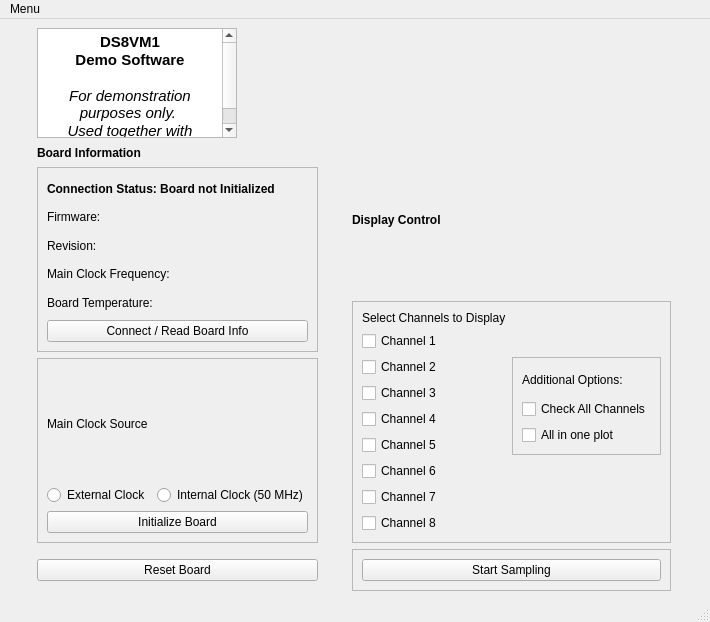
Old version of the form main_window.ui in the repository cagil-gumus/Demo_Software.
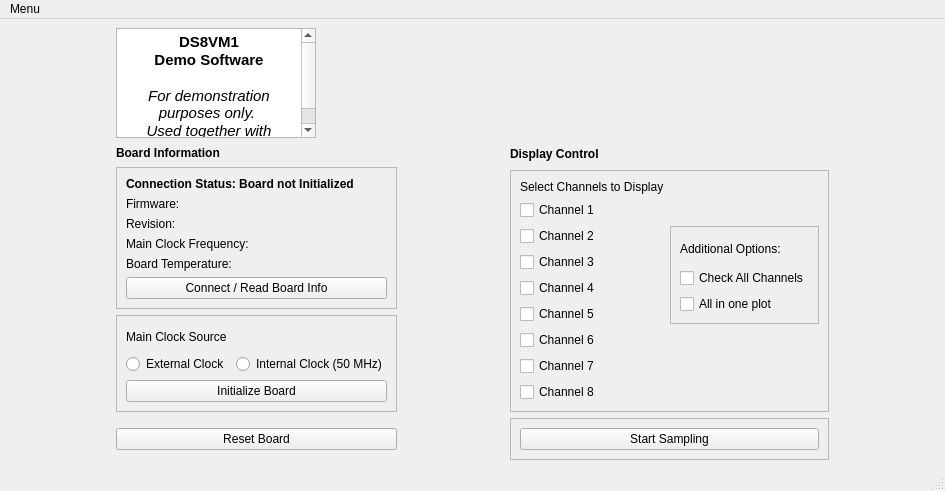
New version of the form. Icons and pictures are not drawn.

Commit message: main_window.ui ==> Various Changes to UI main.py ===> pll configuration window added (Not functional) deviceaccess.py ===> sis_adc name changed to configureadcs, fixed missing functionality on configureadcs

```diff
--- a/main_window.ui
+++ b/main_window.ui
@@ -6,8 +6,8 @@
    <rect>
     <x>0</x>
     <y>0</y>
-    <width>710</width>
-    <height>622</height>
+    <width>945</width>
+    <height>491</height>
    </rect>
   </property>
   <property name="sizePolicy">
@@ -80,6 +80,12 @@
      <layout class="QGridLayout" name="gridLayout_StartSampling">
       <item row="0" column="0">
        <widget class="QFrame" name="frame">
+        <property name="sizePolicy">
+         <sizepolicy hsizetype="Minimum" vsizetype="Fixed">
+          <horstretch>0</horstretch>
+          <verstretch>0</verstretch>
+         </sizepolicy>
+        </property>
         <property name="frameShape">
          <enum>QFrame::StyledPanel</enum>
         </property>
@@ -399,7 +405,7 @@
     <rect>
      <x>0</x>
      <y>0</y>
-     <width>710</width>
+     <width>945</width>
      <height>19</height>
     </rect>
    </property>
```
Left out of the diff: 2 changed lines with no effect on the pictures. The commit also changes 2 other files.
